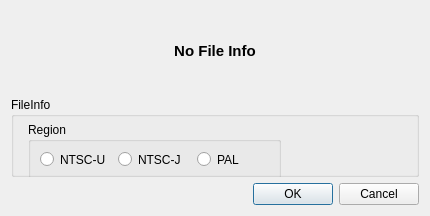
Qt form save editor/SS_SaveEditor/forms/fileinfodialog.ui (Antidote/skyward-sword-save-editor) before a commit.
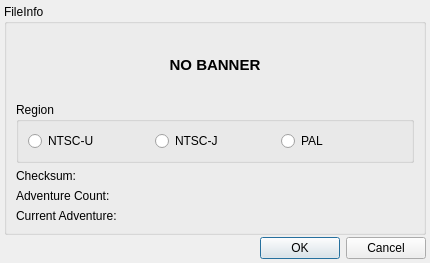
The same form after that commit.

```diff
--- a/save editor/SS_SaveEditor/forms/fileinfodialog.ui
+++ b/save editor/SS_SaveEditor/forms/fileinfodialog.ui
@@ -7,7 +7,7 @@
     <x>0</x>
     <y>0</y>
     <width>430</width>
-    <height>216</height>
+    <height>263</height>
    </rect>
   </property>
   <property name="sizePolicy">
@@ -19,27 +19,66 @@
   <property name="minimumSize">
    <size>
     <width>430</width>
-    <height>216</height>
+    <height>263</height>
    </size>
   </property>
   <property name="maximumSize">
    <size>
     <width>430</width>
-    <height>216</height>
+    <height>263</height>
    </size>
   </property>
   <property name="windowTitle">
    <string>Dialog</string>
   </property>
-  <layout class="QVBoxLayout" name="verticalLayout_2">
+  <layout class="QGridLayout" name="gridLayout">
+   <property name="margin">
+    <number>4</number>
+   </property>
+   <property name="spacing">
+    <number>2</number>
+   </property>
+   <item row="0" column="0">
+    <widget class="QGroupBox" name="fileInfoGrpBox">
+     <property name="title">
+      <string>FileInfo</string>
+     </property>
+     <layout class="QGridLayout" name="gridLayout_2">
+      <item row="0" column="0">
+       <layout class="QHBoxLayout" name="horizontalLayout_2">
    <item>
-    <widget class="QLabel" name="noFileInfoLbl">
+         <spacer name="horizontalSpacer_2">
+          <property name="orientation">
+           <enum>Qt::Horizontal</enum>
+          </property>
+          <property name="sizeHint" stdset="0">
+           <size>
+            <width>40</width>
+            <height>20</height>
+           </size>
+          </property>
+         </spacer>
+        </item>
+        <item>
+         <widget class="QLabel" name="bannerImg">
+          <property name="minimumSize">
+           <size>
+            <width>192</width>
+            <height>64</height>
+           </size>
+          </property>
+          <property name="maximumSize">
+           <size>
+            <width>192</width>
+            <height>64</height>
+           </size>
+          </property>
      <property name="text">
       <string>&lt;!DOCTYPE HTML PUBLIC &quot;-//W3C//DTD HTML 4.0//EN&quot; &quot;http://www.w3.org/TR/REC-html40/strict.dtd&quot;&gt;
 &lt;html&gt;&lt;head&gt;&lt;meta name=&quot;qrichtext&quot; content=&quot;1&quot; /&gt;&lt;style type=&quot;text/css&quot;&gt;
 p, li { white-space: pre-wrap; }
-&lt;/style&gt;&lt;/head&gt;&lt;body style=&quot; font-family:'Ubuntu'; font-size:11pt; font-weight:400; font-style:normal;&quot;&gt;
-&lt;p align=&quot;center&quot; style=&quot; margin-top:0px; margin-bottom:0px; margin-left:0px; margin-right:0px; -qt-block-indent:0; text-indent:0px;&quot;&gt;&lt;span style=&quot; font-weight:600;&quot;&gt;No File Info&lt;/span&gt;&lt;/p&gt;&lt;/body&gt;&lt;/html&gt;</string>
+&lt;/style&gt;&lt;/head&gt;&lt;body style=&quot; font-family:'MS Shell Dlg 2'; font-size:8.25pt; font-weight:400; font-style:normal;&quot;&gt;
+&lt;p align=&quot;center&quot; style=&quot; margin-top:0px; margin-bottom:0px; margin-left:0px; margin-right:0px; -qt-block-indent:0; text-indent:0px;&quot;&gt;&lt;span style=&quot; font-family:'Ubuntu'; font-size:11pt; font-weight:600;&quot;&gt;NO BANNER&lt;/span&gt;&lt;/p&gt;&lt;/body&gt;&lt;/html&gt;</string>
      </property>
      <property name="scaledContents">
       <bool>true</bool>
@@ -50,19 +89,22 @@
     </widget>
    </item>
    <item>
-    <widget class="QGroupBox" name="fileInfoGrpBox">
-     <property name="title">
-      <string>FileInfo</string>
-     </property>
+         <spacer name="horizontalSpacer">
+          <property name="orientation">
+           <enum>Qt::Horizontal</enum>
+          </property>
+          <property name="sizeHint" stdset="0">
+           <size>
+            <width>40</width>
+            <height>20</height>
+           </size>
+          </property>
+         </spacer>
+        </item>
+       </layout>
+      </item>
+      <item row="1" column="0">
      <widget class="QGroupBox" name="groupBox">
-      <property name="geometry">
-       <rect>
-        <x>17</x>
-        <y>25</y>
-        <width>253</width>
-        <height>58</height>
-       </rect>
-      </property>
       <property name="title">
        <string>Region</string>
       </property>
@@ -90,39 +132,38 @@
        </item>
       </layout>
      </widget>
+      </item>
+      <item row="2" column="0">
      <widget class="QLabel" name="checkSumLbl">
-      <property name="geometry">
-       <rect>
-        <x>17</x>
-        <y>89</y>
-        <width>386</width>
-        <height>17</height>
-       </rect>
-      </property>
-     </widget>
+        <property name="text">
+         <string>Checksum:</string>
+        </property>
+       </widget>
+      </item>
+      <item row="3" column="0">
      <widget class="QLabel" name="adventureCountLbl">
-      <property name="geometry">
-       <rect>
-        <x>17</x>
-        <y>112</y>
-        <width>386</width>
-        <height>17</height>
-       </rect>
-      </property>
-     </widget>
+        <property name="text">
+         <string>Adventure Count:</string>
+        </property>
+       </widget>
+      </item>
+      <item row="4" column="0">
      <widget class="QLabel" name="currentAdventureLbl">
-      <property name="geometry">
-       <rect>
-        <x>17</x>
-        <y>135</y>
-        <width>386</width>
-        <height>17</height>
-       </rect>
-      </property>
-     </widget>
+        <property name="text">
+         <string>Current Adventure:</string>
+        </property>
+       </widget>
+      </item>
+     </layout>
+     <zorder>groupBox</zorder>
+     <zorder>checkSumLbl</zorder>
+     <zorder>adventureCountLbl</zorder>
+     <zorder>currentAdventureLbl</zorder>
+     <zorder></zorder>
+     <zorder></zorder>
     </widget>
    </item>
-   <item>
+   <item row="1" column="0">
     <widget class="QDialogButtonBox" name="buttonBox">
      <property name="orientation">
       <enum>Qt::Horizontal</enum>
```
Lines whose indentation alone changed are shown as unchanged.
